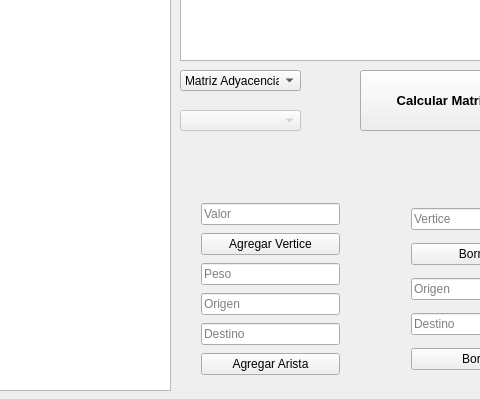
Qt form graficador.ui (AleKiller21/Graficador-de-Grafos) before a commit; both pictures show x 690 to 1170 and y 360 to 759 of the 1303 by 759 pixel window.
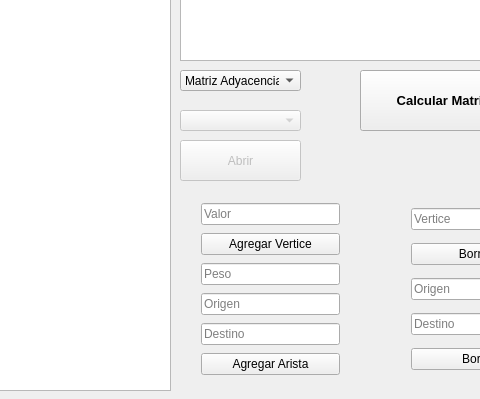
The same form after that commit.

Diff of the .ui file:
```diff
--- a/graficador.ui
+++ b/graficador.ui
@@ -230,6 +230,22 @@
     </rect>
    </property>
   </widget>
+  <widget class="QPushButton" name="btnVisualizador">
+   <property name="enabled">
+    <bool>false</bool>
+   </property>
+   <property name="geometry">
+    <rect>
+     <x>870</x>
+     <y>500</y>
+     <width>121</width>
+     <height>41</height>
+    </rect>
+   </property>
+   <property name="text">
+    <string>Abrir</string>
+   </property>
+  </widget>
  </widget>
  <layoutdefault spacing="6" margin="11"/>
  <resources/>
```
